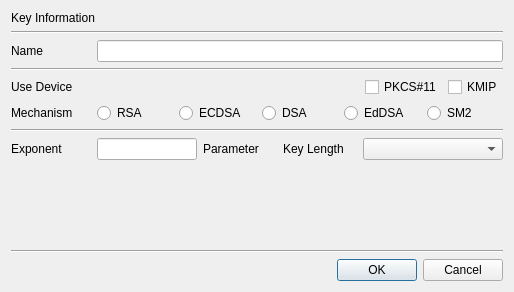
This is CertMan/new_key_dlg.ui in jykim74/CertMan as Qt 5 draws it before an edit. The edited form follows.
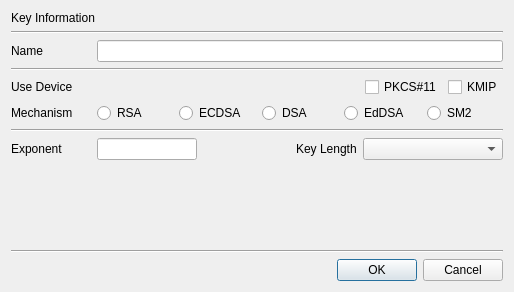
This is the edited form.

Patch:
```diff
--- a/CertMan/new_key_dlg.ui
+++ b/CertMan/new_key_dlg.ui
@@ -238,11 +238,17 @@
       </widget>
      </item>
      <item row="0" column="2">
-      <widget class="QLabel" name="label_4">
-       <property name="text">
-        <string>Parameter</string>
+      <spacer name="horizontalSpacer">
+       <property name="orientation">
+        <enum>Qt::Horizontal</enum>
        </property>
-      </widget>
+       <property name="sizeHint" stdset="0">
+        <size>
+         <width>40</width>
+         <height>20</height>
+        </size>
+       </property>
+      </spacer>
      </item>
     </layout>
    </item>
```
Left out of the diff: 28 changed lines with no effect on the pictures.
